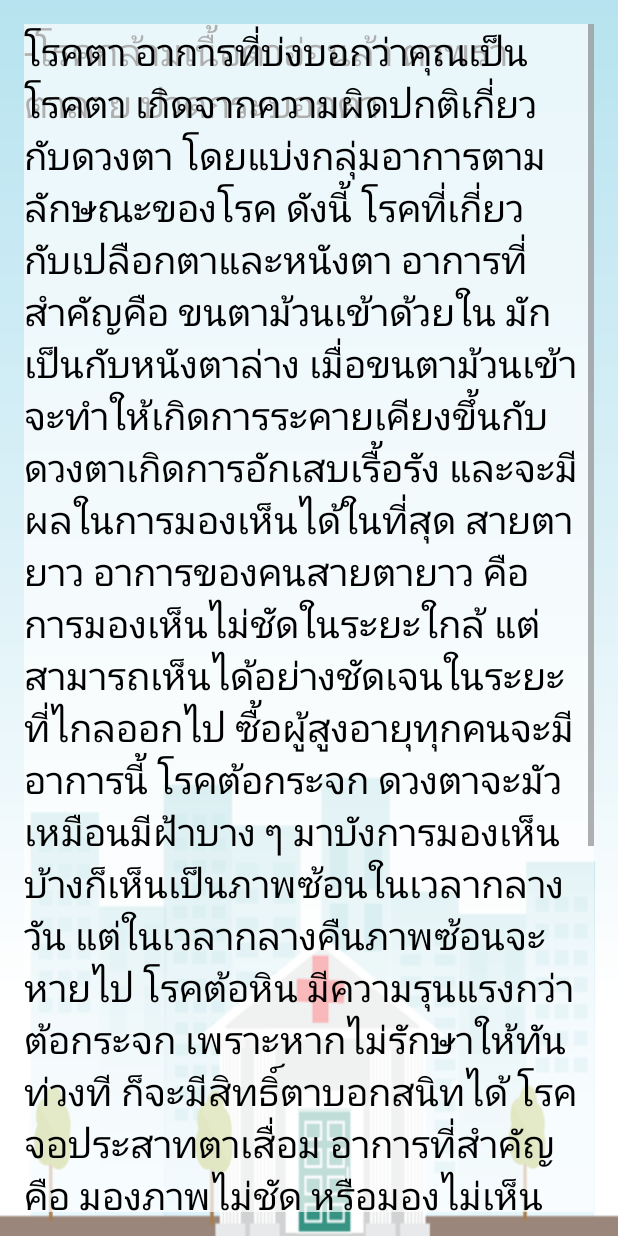
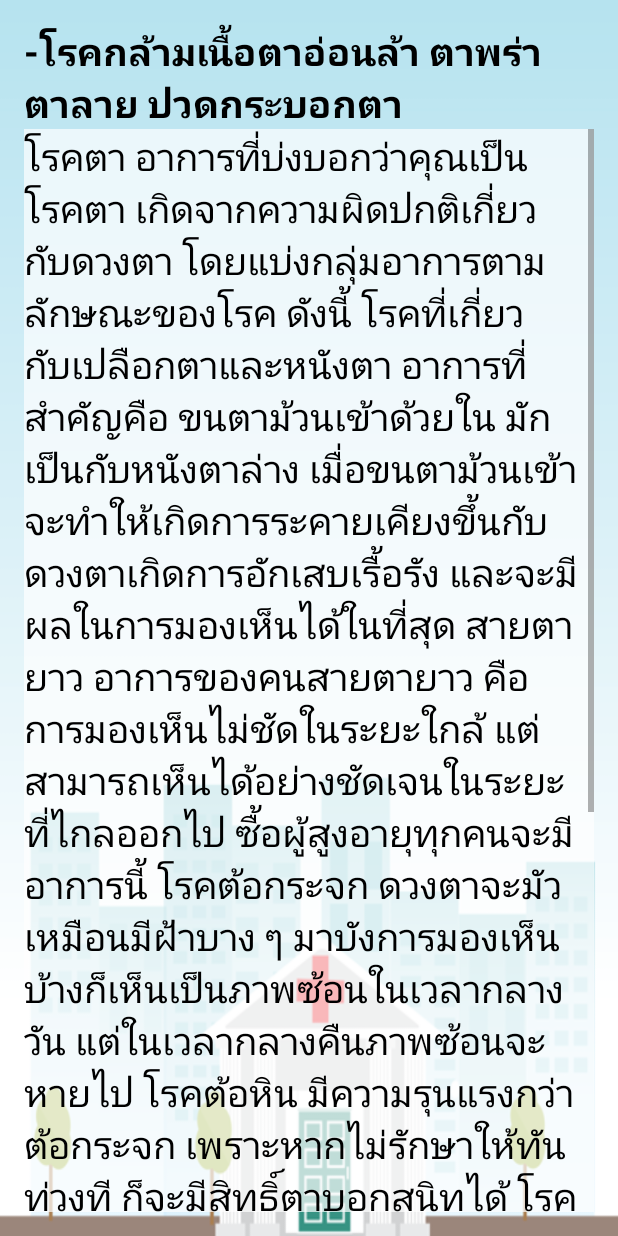
Before and after one commit to masterUNG/Hospital-Room-1, an Android app: the DisbodyActivity screen opened directly, with no data from a screen before it, on a phone screen of 412 x 824 dp. Run offline under Robolectric (Android 15) with nearby library versions, the phone set to English and light mode, and no system bars.

Commit message:
21/10/59  Running

```diff
--- a/app/src/main/res/layout/activity_disbody.xml
+++ b/app/src/main/res/layout/activity_disbody.xml
@@ -3,7 +3,7 @@
     xmlns:tools="http://schemas.android.com/tools"
     android:id="@+id/activity_disbody"
     android:layout_width="match_parent"
-    android:layout_height="match_parent"
+    android:layout_height="wrap_content"
     android:paddingBottom="@dimen/activity_vertical_margin"
     android:paddingLeft="@dimen/activity_horizontal_margin"
     android:paddingRight="@dimen/activity_horizontal_margin"
@@ -18,20 +18,26 @@
         android:id="@+id/textView12"
         android:textSize="@dimen/h2"
         android:textColor="@android:color/background_dark"
-        android:layout_weight="1" />
+        android:layout_weight="1"
+        android:textStyle="normal|bold" />
 
     <LinearLayout
         android:orientation="horizontal"
         android:layout_width="match_parent"
-        android:layout_height="match_parent"
-        android:layout_alignParentTop="true"
+        android:layout_height="wrap_content"
         android:layout_alignParentLeft="true"
         android:layout_alignParentStart="true"
-        android:layout_alignParentBottom="false">
+        android:layout_alignParentBottom="false"
+        android:layout_alignParentTop="true">
+
+    </LinearLayout>
 
     <ScrollView
         android:layout_width="match_parent"
-            android:layout_height="match_parent">
+        android:layout_height="wrap_content"
+        android:layout_below="@+id/textView12"
+        android:layout_alignParentLeft="true"
+        android:layout_alignParentStart="true">
 
         <LinearLayout
             android:layout_width="match_parent"
@@ -51,5 +57,4 @@
 
         </LinearLayout>
     </ScrollView>
-    </LinearLayout>
 </RelativeLayout>
--- a/app/src/main/res/values/strings.xml
+++ b/app/src/main/res/values/strings.xml
@@ -139,6 +139,5 @@
 โรคจอประสาทตาเสื่อม
 อาการที่สำคัญคือ มองภาพไม่ชัด หรือมองไม่เห็นเฉพาะตรงกลางของภาพ เห็นเพียงด้านข้าง ภาพบิดเบี้ยว หรือมีเงาดำบริเวณตรงกลาง
 สาเหตุและผู้ที่เสี่ยงต่อการเป็นโรคตา
-โรคตาเหบ่านี้ มักเป็นในผู้สูงอายุ ที่เกิดการชราภาพของร่างกาย มักมีสาเหตุจากกรรมพันธุกรรมและการได้รับอุบัติเหตุ เกี่ยวกับดวงตามาก่อน ทั้งยังเกี่ยวเนื่องกับโรคประจำตัวอย่างโรคเบาหวานอีกด้วย</string>
-
+โรคตาเหล่านี้ มักเป็นในผู้สูงอายุ ที่เกิดการชราภาพของร่างกาย มักมีสาเหตุจากกรรมพันธุกรรมและการได้รับอุบัติเหตุ เกี่ยวกับดวงตามาก่อน ทั้งยังเกี่ยวเนื่องกับโรคประจำตัวอย่างโรคเบาหวานอีกด้วย</string>
 </resources>
```
Lines whose indentation alone changed are shown as unchanged.
